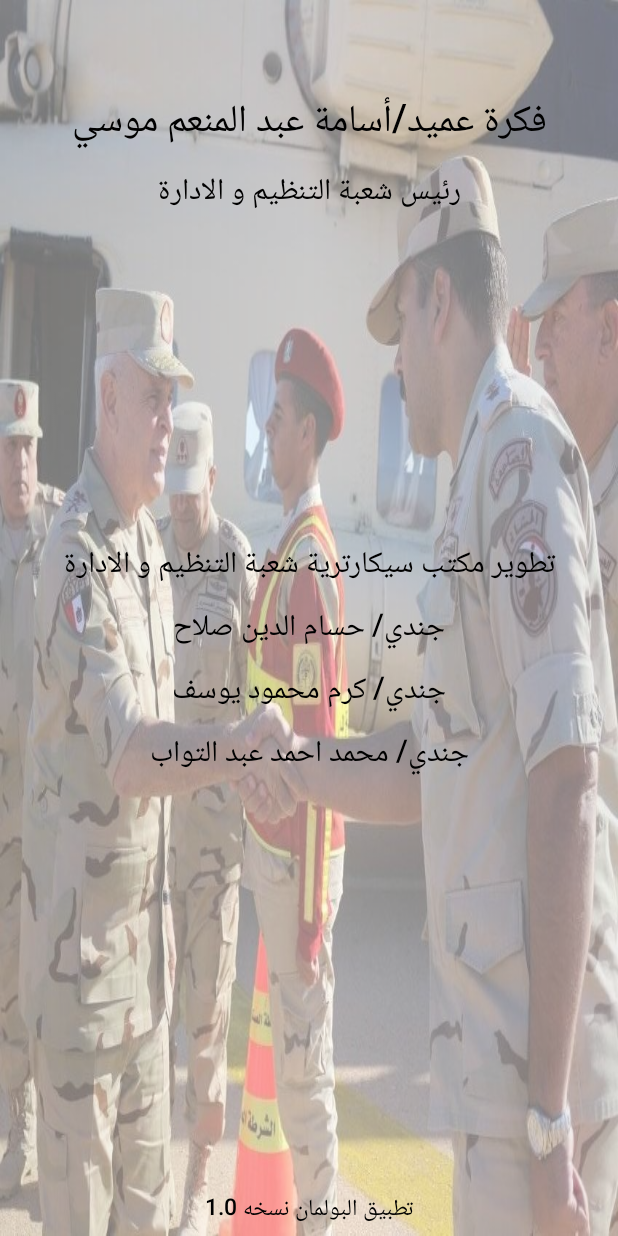
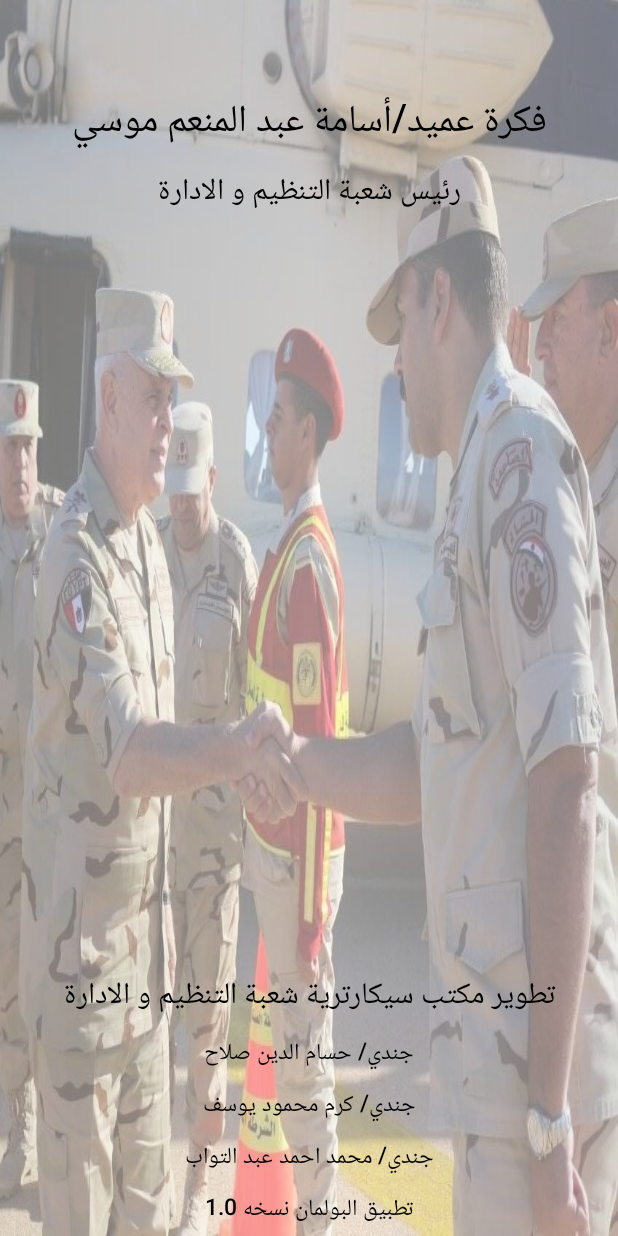
Before and after one commit to hussam-elemmawi/onpullman_f, an Android app: the AboutActivity screen opened directly, with no data from a screen before it, on a phone screen of 412 x 824 dp. Run offline under Robolectric (Android 15) with nearby library versions, the phone set to English and light mode, and no system bars.

Commit message:
change about

```diff
--- a/app/src/main/res/layout/about_act.xml
+++ b/app/src/main/res/layout/about_act.xml
@@ -49,7 +49,7 @@
     <LinearLayout
         android:layout_width="match_parent"
         android:layout_height="wrap_content"
-        android:layout_gravity="center"
+        android:layout_gravity="bottom"
         android:orientation="vertical">
 
         <TextView
@@ -73,7 +73,7 @@
             android:text="@string/gondy_string"
             android:textAppearance="@style/Base.TextAppearance.AppCompat.Title"
             android:textColor="@android:color/black"
-            android:textSize="20sp" />
+            android:textSize="15sp" />
 
         <TextView
             android:layout_width="match_parent"
@@ -84,7 +84,7 @@
             android:text="@string/gondy_string1"
             android:textAppearance="@style/Base.TextAppearance.AppCompat.Title"
             android:textColor="@android:color/black"
-            android:textSize="20sp" />
+            android:textSize="15sp" />
 
         <TextView
             android:layout_width="match_parent"
@@ -95,10 +95,7 @@
             android:text="@string/gondy_string2"
             android:textAppearance="@style/Base.TextAppearance.AppCompat.Title"
             android:textColor="@android:color/black"
-            android:textSize="20sp" />
-    </LinearLayout>
-
-
+            android:textSize="15sp" />
         <TextView
             android:layout_width="match_parent"
             android:layout_height="wrap_content"
@@ -109,4 +106,8 @@
             android:textAppearance="@style/Base.TextAppearance.AppCompat.Title"
             android:textColor="@android:color/black"
             android:textSize="15sp" />
+
+    </LinearLayout>
+
+
 </FrameLayout>
```
Lines whose indentation alone changed are shown as unchanged.
